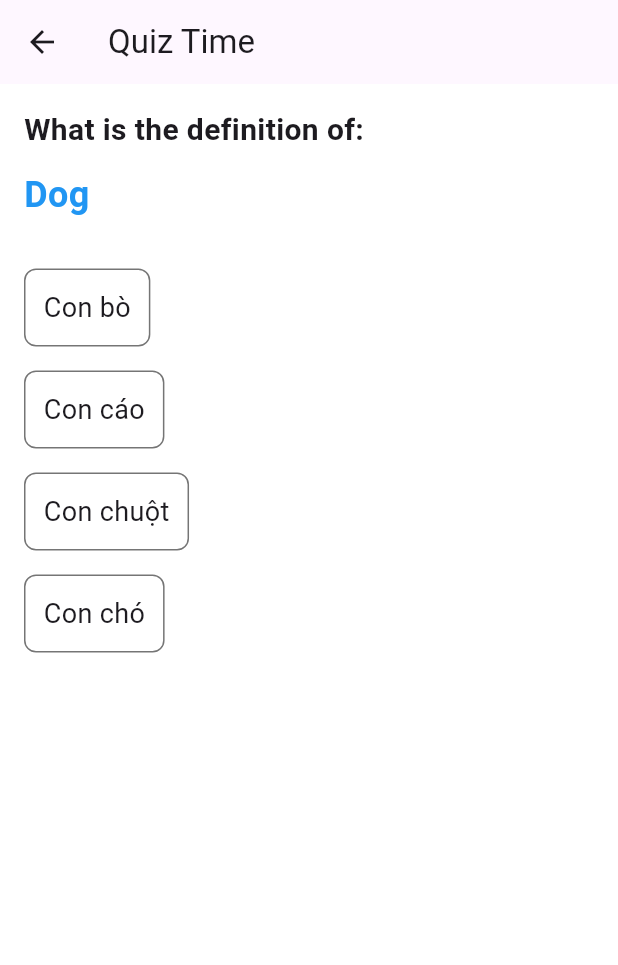
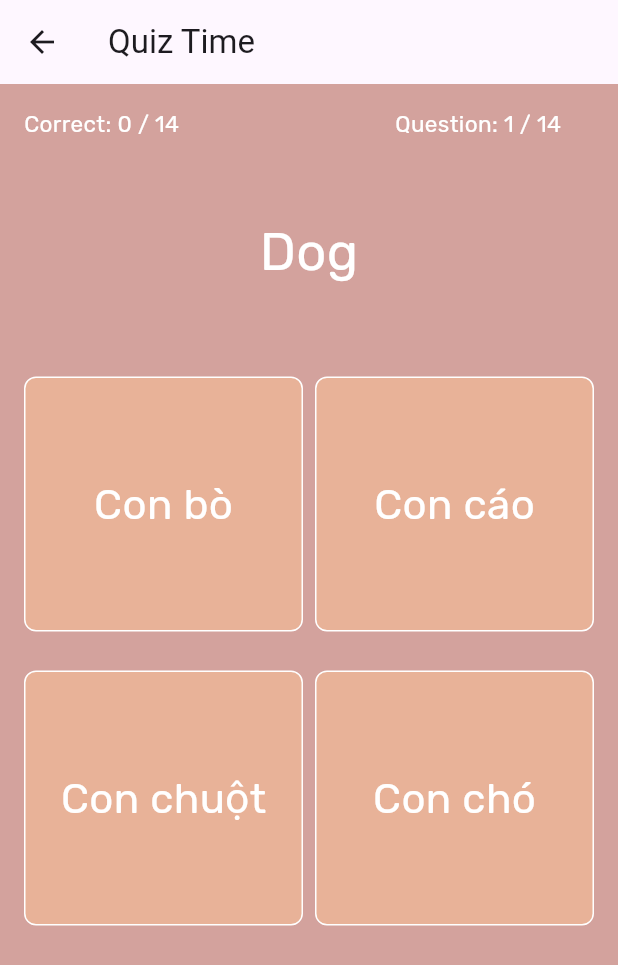
Before and after one commit to tai03102004/English_App, a Flutter app: the Topic screen opened directly, after a tap on "Kiểm tra", on a phone screen of 412 x 824 dp. Shown: the top 965 px of the screen. Run offline on Flutter 3.47's test engine with Material 3 defaults, Android fonts, the phone set to English and light mode, and no system bars; our stand-ins replace fl_chart, hugeicons, iconly, percent_indicator, sqflite; accounts and stored records are empty; Roboto replaces fonts that are missing (Roboto-Black).

Commit message:
update multiple choice

```diff
--- a/lib/Pages/MultipleChoice/MultipleChoice.dart
+++ b/lib/Pages/MultipleChoice/MultipleChoice.dart
@@ -1,6 +1,8 @@
 import 'dart:math';
 
 import 'package:flutter/material.dart';
+
+import '../../Widgets/Home/Topics/Topics.dart';
 
 class TestPage extends StatefulWidget {
   final List<Map<String, String>> words; // List of words with definitions
@@ -15,7 +17,9 @@ class _TestPageState extends State<TestPage> {
   late String currentWord;
   late String correctDefinition;
   late List<String> options;
+  int numOfWords = 0;
   int questionIndex = 0;
+  int numOfCorrectAnswers = 0;
   final _random = Random();
   bool isAnswered = false;
   String? selectedOption;
@@ -24,6 +28,7 @@ class _TestPageState extends State<TestPage> {
   void initState() {
     super.initState();
     loadQuestion();
+    numOfWords = widget.words.length;
   }
 
   void loadQuestion() {
@@ -52,10 +57,13 @@ class _TestPageState extends State<TestPage> {
       selectedOption = option;
     });
 
-    Future.delayed(Duration(seconds: 2), () {
+    Future.delayed(Duration(milliseconds: 500), () {
       if (questionIndex < widget.words.length - 1) {
         setState(() {
           questionIndex++;
+          if (option == correctDefinition) {
+            numOfCorrectAnswers++;
+          }
           loadQuestion();
         });
       } else {
@@ -67,7 +75,11 @@ class _TestPageState extends State<TestPage> {
             content: Text("You've completed the quiz!"),
             actions: [
               TextButton(
-                onPressed: () => Navigator.pop(context),
+                onPressed: () {
+                  Navigator.pop(context);
+                  Navigator.pop(context);  // First pop: closes the dialog.
+                  //Navigator.pop(context);
+                },
                 child: Text("OK"),
               ),
             ],
@@ -80,6 +92,7 @@ class _TestPageState extends State<TestPage> {
   @override
   Widget build(BuildContext context) {
     return Scaffold(
+      backgroundColor: Color(0xffD3A29D),
       appBar: AppBar(
         title: Text("Quiz Time"),
       ),
@@ -88,17 +101,54 @@ class _TestPageState extends State<TestPage> {
         child: Column(
           crossAxisAlignment: CrossAxisAlignment.start,
           children: [
+            // Text(
+            //   "What is the definition of:",
+            //   style: TextStyle(fontSize: 20, fontWeight: FontWeight.bold),
+            // ),
+            Row(
+              mainAxisAlignment: MainAxisAlignment.start,
+              crossAxisAlignment: CrossAxisAlignment.center,
+              children: [
                 Text(
-              "What is the definition of:",
-              style: TextStyle(fontSize: 20, fontWeight: FontWeight.bold),
+                  "Correct: $numOfCorrectAnswers / $numOfWords ",
+                  style: TextStyle(
+                      color: Colors.white, fontFamily: 'Rubik', fontSize: 15),
                 ),
-            SizedBox(height: 12),
+                SizedBox(
+                  width: 140,
+                ),
                 Text(
+                  "Question: ${questionIndex + 1} / $numOfWords ",
+                  style: TextStyle(
+                      color: Colors.white, fontFamily: 'Rubik', fontSize: 15),
+                ),
+              ],
+            ),
+            SizedBox(height: 50),
+            Center(
+              child: Text(
                 currentWord,
-              style: TextStyle(fontSize: 24, fontWeight: FontWeight.bold, color: Colors.blue),
+                style: TextStyle(
+                  fontFamily: 'Rubik',
+                  fontSize: 35,
+                  fontWeight: FontWeight.normal,
+                  color: Colors.white,
                 ),
-            SizedBox(height: 24),
-            ...options.map((option) {
+              ),
+            ),
+            SizedBox(height: 50),
+            GridView.count(
+              crossAxisCount: 2,
+              // Number of items per row
+              mainAxisSpacing: 10.0,
+              // Space between rows
+              crossAxisSpacing: 8.0,
+              // Space between columns
+              shrinkWrap: true,
+              // Let GridView adjust its height
+              physics: NeverScrollableScrollPhysics(),
+              // Disable scrolling if inside another scrollable widget
+              children: options.map((option) {
                 bool isCorrect = option == correctDefinition;
                 return GestureDetector(
                   onTap: isAnswered ? null : () => checkAnswer(option),
@@ -107,26 +157,36 @@ class _TestPageState extends State<TestPage> {
                     padding: EdgeInsets.all(12),
                     decoration: BoxDecoration(
                       color: isAnswered
-                        ? (selectedOption == option
-                        ? (isCorrect ? Colors.green : Colors.red)
-                        : Colors.white)
-                        : Colors.white,
+                          ? (isCorrect
+                              ? Colors
+                                  .green.shade300 // Correct option turns green
+                              : (selectedOption == option
+                                  ? Colors.red.shade400
+                                  : Color(
+                                      0xffE8B298))) // Wrong selected turns red
+                          : Color(0xffE8B298),
                       borderRadius: BorderRadius.circular(8),
                       border: Border.all(
                         color: isAnswered
                             ? (isCorrect
                                 ? Colors.green
                                 : Colors.red.withOpacity(0.5))
-                          : Colors.black54,
+                            : Colors.white,
                       ),
                     ),
+                    child: Center(
                       child: Text(
                         option,
-                    style: TextStyle(fontSize: 18),
+                        style: TextStyle(
+                            color: Colors.white,
+                            fontFamily: 'Rubik',
+                            fontSize: 28),
+                      ),
                     ),
                   ),
                 );
-            }),
+              }).toList(),
+            ),
           ],
         ),
       ),
--- a/lib/Widgets/Flashcard/Flashcard.dart
+++ b/lib/Widgets/Flashcard/Flashcard.dart
@@ -187,6 +187,7 @@ class _FlashcardState extends State<Flashcard> {
               child: Text(
                 text,
                 style: TextStyle(
+                  color: Colors.white,
                     fontFamily: 'Rubik',
                     fontSize: 40,
                     fontWeight: FontWeight.normal),
```
Lines whose indentation alone changed are shown as unchanged.
